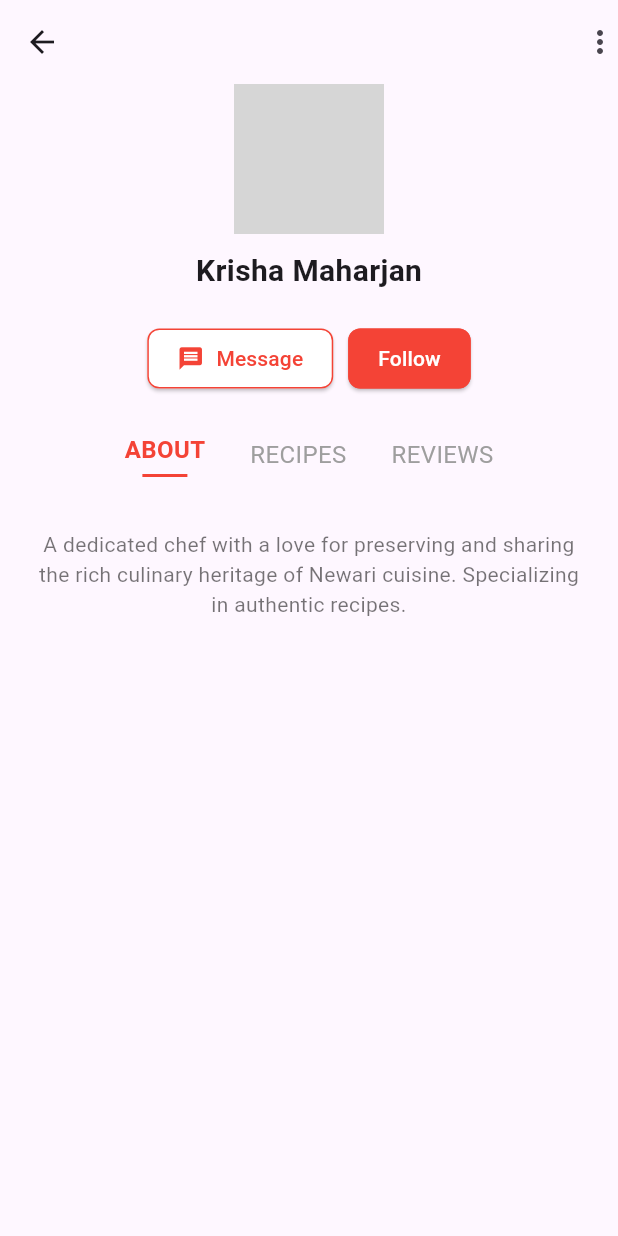
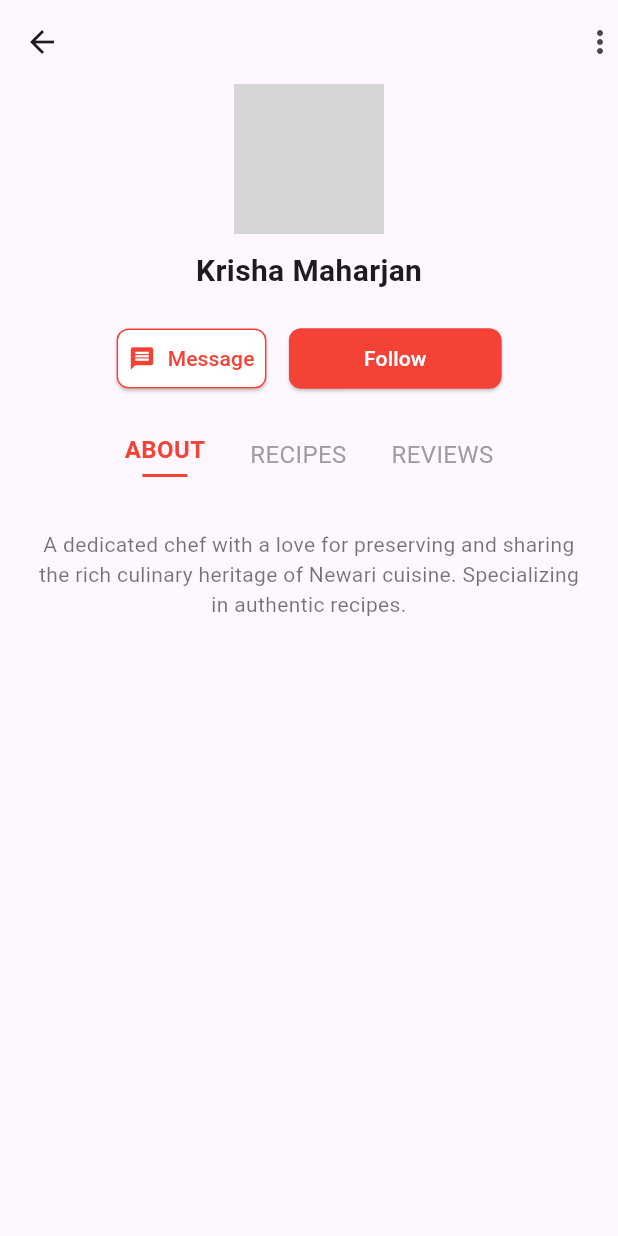
Before and after one commit to anushatamrakar/NewaFest, a Flutter app: the screen it shows after launch, on a phone screen of 412 x 824 dp. Run offline on Flutter 3.47's test engine with Material 3 defaults, Android fonts, the phone set to English and light mode, and no system bars; grey boxes are pictures that could not be loaded.

```diff
--- a/lib/views/pages/chefProfile.dart
+++ b/lib/views/pages/chefProfile.dart
@@ -57,7 +57,7 @@ class _ChefProfilePageState extends State<ChefProfilePage> {
                 style: ElevatedButton.styleFrom(
                   backgroundColor: Colors.white,
                   foregroundColor: Colors.red,
-                  padding: const EdgeInsets.symmetric(horizontal: 20, vertical: 10),
+                  padding: const EdgeInsets.symmetric(horizontal: 8, vertical: 5),
                   shape: RoundedRectangleBorder(
                     borderRadius: BorderRadius.circular(8),
                     side: const BorderSide(color: Colors.red),
@@ -65,7 +65,7 @@ class _ChefProfilePageState extends State<ChefProfilePage> {
                   ),
                 ),
               ),
-              const SizedBox(width: 10),
+              const SizedBox(width: 15),
               // Follow/Unfollow button
               ElevatedButton(
                 onPressed: () {
@@ -77,7 +77,7 @@ class _ChefProfilePageState extends State<ChefProfilePage> {
                 style: ElevatedButton.styleFrom(
                   backgroundColor: Colors.red,
                   foregroundColor: Colors.white,
-                  padding: const EdgeInsets.symmetric(horizontal: 20, vertical: 10),
+                  padding: const EdgeInsets.symmetric(horizontal: 50, vertical: 5),
                   shape: RoundedRectangleBorder(
                     borderRadius: BorderRadius.circular(8),
                     side: const BorderSide(color: Colors.red),
```
